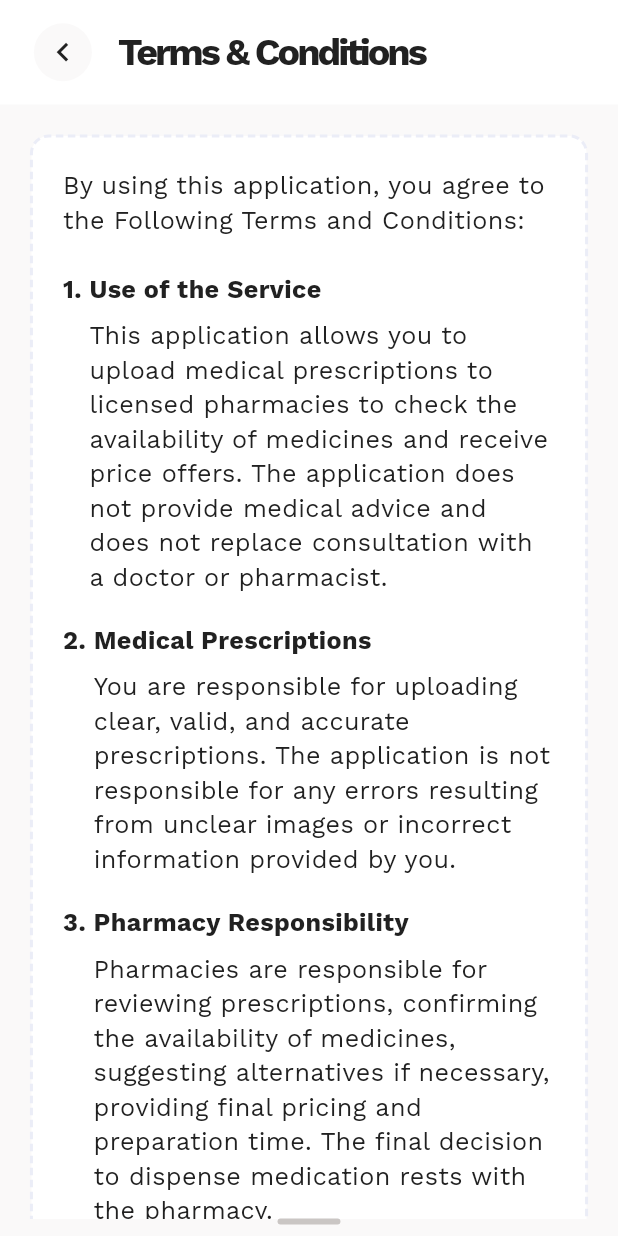
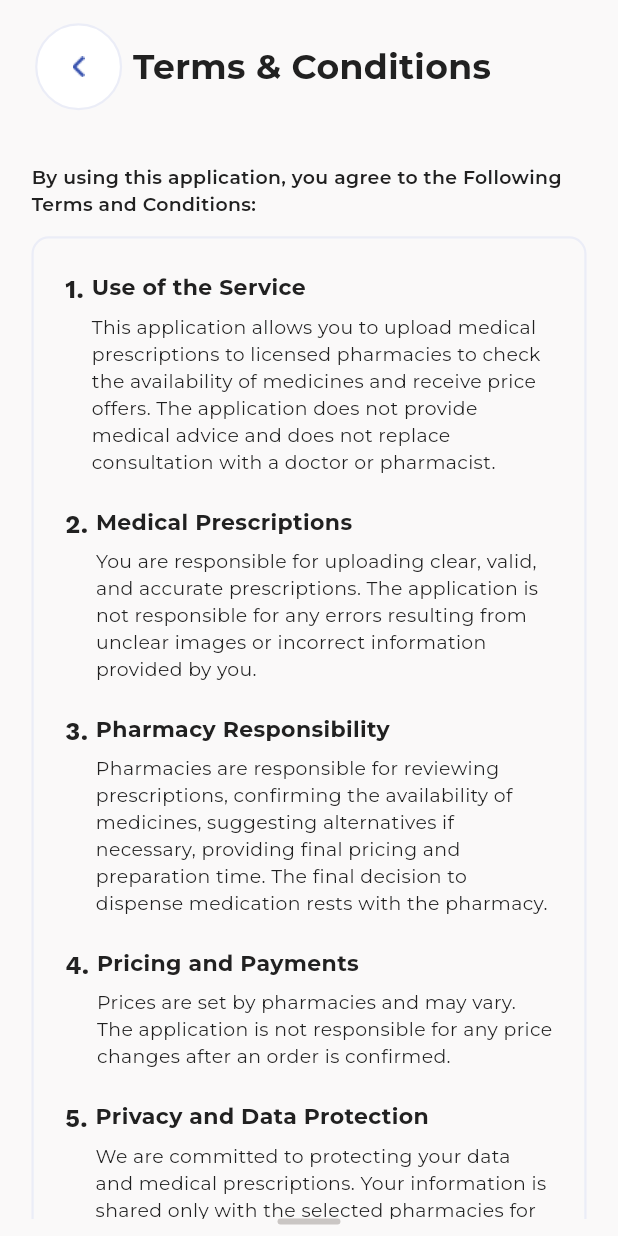
Before and after one commit to bahaaalhout/multi_vendor_medicene_pharmacy_deleivery_app, a Flutter app: the TermsAndConditionsScreen screen opened directly, on a phone screen of 412 x 824 dp. Run offline on Flutter 3.47's test engine with Material 3 defaults, Android fonts, the phone set to English and light mode, and no system bars; our stand-ins replace flutter_screenutil, flutter_svg, google_fonts, image_picker.

Commit message:
terms screen

```diff
--- a/lib/main.dart
+++ b/lib/main.dart
@@ -3,6 +3,7 @@ import 'package:flutter_screenutil/flutter_screenutil.dart';
 import 'package:multi_vendor_medicene_pharmacy_deleivery_app/core/theme/app_theme.dart';
 import 'package:multi_vendor_medicene_pharmacy_deleivery_app/ui/profile/screens/profile_screen.dart';
 import 'package:multi_vendor_medicene_pharmacy_deleivery_app/ui/prescription/screens/upload_prescription_screen.dart';
+import 'package:multi_vendor_medicene_pharmacy_deleivery_app/ui/terms/screens/terms_and_conditions_screen.dart';
 
 void main() {
   runApp(const MyApp());
@@ -31,7 +32,7 @@ class MyApp extends StatelessWidget {
             labelMedium: AppTextStyles.linkText,
           ),
         ),
-        home: const UploadPrescriptionScreen(),
+        home: const TermsAndConditionsScreen(),
       ),
     );
   }
--- a/lib/ui/terms/screens/terms_and_conditions_screen.dart
+++ b/lib/ui/terms/screens/terms_and_conditions_screen.dart
@@ -1,5 +1,6 @@
 import 'package:flutter/material.dart';
 import 'package:flutter_screenutil/flutter_screenutil.dart';
+import 'package:google_fonts/google_fonts.dart';
 import 'package:multi_vendor_medicene_pharmacy_deleivery_app/core/constants/app_colors.dart';
 import 'package:multi_vendor_medicene_pharmacy_deleivery_app/core/theme/app_theme.dart';
 
@@ -7,7 +8,8 @@ class TermsAndConditionsScreen extends StatefulWidget {
   const TermsAndConditionsScreen({super.key});
 
   @override
-  State<TermsAndConditionsScreen> createState() => _TermsAndConditionsScreenState();
+  State<TermsAndConditionsScreen> createState() =>
+      _TermsAndConditionsScreenState();
 }
 
 class _TermsAndConditionsScreenState extends State<TermsAndConditionsScreen> {
@@ -21,40 +23,45 @@ class _TermsAndConditionsScreenState extends State<TermsAndConditionsScreen> {
         child: Column(
           children: [
             // Header
-            Container(
-              color: Colors.white,
+            Padding(
               padding: EdgeInsets.symmetric(horizontal: 20.w, vertical: 16.h),
               child: Row(
                 children: [
                   // Back button
                   Container(
-                    width: 40.w,
-                    height: 40.h,
+                    width: 60.w,
+                    height: 60.h,
                     decoration: BoxDecoration(
                       shape: BoxShape.circle,
-                      color: AppColors.neutralLight,
+                      border: Border.all(
+                        color: AppColors.lightBlue,
+                        width: 1.5,
+                      ),
+                      color: Colors.white,
                     ),
                     child: IconButton(
                       padding: EdgeInsets.zero,
-                      icon: Icon(
-                        Icons.chevron_left,
-                        size: 24.sp,
-                        color: AppColors.textDark,
+                      icon: Image.asset(
+                        "assets/icons/back.png",
+                        width: 20.w,
+                        height: 20.h,
                       ),
                       onPressed: () => Navigator.of(context).pop(),
                     ),
                   ),
-                  SizedBox(width: 16.w),
                   // Title
                   Expanded(
                     child: Text(
                       'Terms & Conditions',
-                      style: AppTextStyles.header3.copyWith(
+                      style: GoogleFonts.montserrat(
                         color: AppColors.textDark,
-                        fontWeight: FontWeight.bold,
+                        fontWeight: FontWeight.w700,
+                        fontSize: 22.sp,
+                      ),
+                      textAlign: TextAlign.center,
                     ),
                   ),
-                  ),
+                  SizedBox(width: 56.w), // Balance the back button width
                 ],
               ),
             ),
@@ -65,21 +72,31 @@ class _TermsAndConditionsScreenState extends State<TermsAndConditionsScreen> {
                 child: Column(
                   crossAxisAlignment: CrossAxisAlignment.start,
                   children: [
+                    Text(
+                      'By using this application, you agree to the Following Terms and Conditions:',
+                      style: GoogleFonts.montserrat(
+                        color: AppColors.textDark,
+                        fontWeight: FontWeight.w600,
+                        fontSize: 12.sp,
+                      ),
+                    ),
+                    SizedBox(height: 12.h),
                     // Main Content Area with dotted border
-                    _DottedBorderContainer(
+                    Container(
+                      decoration: BoxDecoration(
+                        border: Border.all(
+                          color: AppColors.lightBlue,
+                          width: 1.5,
+                        ),
+                        borderRadius: BorderRadius.circular(12.r),
+                      ),
                       child: Padding(
                         padding: EdgeInsets.all(20.w),
                         child: Column(
                           crossAxisAlignment: CrossAxisAlignment.start,
                           children: [
                             // Introductory Text
-                            Text(
-                              'By using this application, you agree to the Following Terms and Conditions:',
-                              style: AppTextStyles.body.copyWith(
-                                color: AppColors.textDark,
-                              ),
-                            ),
-                            SizedBox(height: 24.h),
+                            SizedBox(height: 1.h),
                             // Terms List
                             _buildTermItem(
                               number: 1,
@@ -140,29 +157,44 @@ class _TermsAndConditionsScreenState extends State<TermsAndConditionsScreen> {
                         ),
                       ),
                     ),
-                    SizedBox(height: 20.h),
-                    // Agreement Section with dotted border
-                    _DottedBorderContainer(
-                      child: Padding(
-                        padding: EdgeInsets.all(20.w),
+                    SizedBox(height: 5.h),
+                    // Agreement Section
+                    Container(
+                      padding: EdgeInsets.all(16.w),
+
                       child: Column(
                         crossAxisAlignment: CrossAxisAlignment.start,
                         children: [
-                            Text(
-                              'By clicking on "I agree to.. "then you follow all the above instructions and information',
-                              style: AppTextStyles.body.copyWith(
+                          // Instruction text with bullet point
+                          Row(
+                            crossAxisAlignment: CrossAxisAlignment.start,
+                            children: [
+                              Padding(
+                                padding: EdgeInsets.only(top: 6.h, right: 8.w),
+                                child: Container(
+                                  width: 4.w,
+                                  height: 4.h,
+                                  decoration: BoxDecoration(
                                     color: AppColors.textDark,
+                                    shape: BoxShape.circle,
                                   ),
                                 ),
+                              ),
+                              Expanded(
+                                child: Text(
+                                  'By clicking on "I agree to.. " then you follow all the above instructions and information',
+                                  style: GoogleFonts.montserrat(
+                                    color: AppColors.textDark,
+                                    fontWeight: FontWeight.w500,
+                                    fontSize: 13.sp,
+                                  ),
+                                ),
+                              ),
+                            ],
+                          ),
                           SizedBox(height: 16.h),
-                            // Agreement checkbox/button
-                            GestureDetector(
-                              onTap: () {
-                                setState(() {
-                                  isAgreed = !isAgreed;
-                                });
-                              },
-                              child: Row(
+                          // Agreement checkbox with text
+                          Row(
                             children: [
                               Checkbox(
                                 value: isAgreed,
@@ -172,21 +204,35 @@ class _TermsAndConditionsScreenState extends State<TermsAndConditionsScreen> {
                                   });
                                 },
                                 activeColor: AppColors.primaryBlue,
+                                side: BorderSide(
+                                  color: AppColors.lightBlue,
+                                  width: 1.5,
+                                ),
                               ),
                               Expanded(
-                                    child: Text(
-                                      'I agree to the Terms and Conditions',
-                                      style: AppTextStyles.body.copyWith(
+                                child: RichText(
+                                  text: TextSpan(
+                                    style: GoogleFonts.montserrat(
+                                      color: AppColors.textDark,
+                                      fontWeight: FontWeight.w400,
+                                      fontSize: 14.sp,
+                                    ),
+                                    children: [
+                                      TextSpan(
+                                        text: 'I agree to the Terms and Conditions',
+                                        style: GoogleFonts.montserrat(
                                           color: AppColors.primaryBlue,
-                                        decoration: TextDecoration.underline,
+                                          fontWeight: FontWeight.w500,
+                                          fontSize: 12.sp,
+                                        ),
+                                      ),
+                                    ],
                                   ),
                                 ),
                               ),
                             ],
                           ),
-                            ),
                         ],
-                        ),
                       ),
                     ),
                     SizedBox(height: 20.h),
@@ -233,16 +279,19 @@ class _TermsAndConditionsScreenState extends State<TermsAndConditionsScreen> {
             children: [
               Text(
                 title,
-                style: AppTextStyles.body.copyWith(
+                style: GoogleFonts.montserrat(
                   color: AppColors.textDark,
-                  fontWeight: FontWeight.bold,
+                  fontWeight: FontWeight.w700,
+                  fontSize: 14.sp,
                 ),
               ),
               SizedBox(height: 8.h),
               Text(
                 description,
-                style: AppTextStyles.body.copyWith(
+                style: GoogleFonts.montserrat(
                   color: AppColors.textDark,
+                  fontWeight: FontWeight.w400,
+                  fontSize: 12.sp,
                 ),
               ),
             ],
@@ -252,82 +301,3 @@ class _TermsAndConditionsScreenState extends State<TermsAndConditionsScreen> {
     );
   }
 }
-
-// Dotted Border Container Widget
-class _DottedBorderContainer extends StatelessWidget {
-  final Widget child;
-
-  const _DottedBorderContainer({required this.child});
-
-  @override
-  Widget build(BuildContext context) {
-    return Container(
-      decoration: BoxDecoration(
-        borderRadius: BorderRadius.circular(12.r),
-        color: Colors.white,
-      ),
-      child: CustomPaint(
-        painter: _DottedBorderPainter(
-          color: AppColors.lightBlue,
-          strokeWidth: 2,
-          radius: 12.r,
-        ),
-        child: child,
-      ),
-    );
-  }
-}
-
-// Dotted Border Painter
-class _DottedBorderPainter extends CustomPainter {
-  final Color color;
-  final double strokeWidth;
-  final double radius;
-  final double dashWidth = 5.0;
-  final double dashSpace = 3.0;
-
-  _DottedBorderPainter({
-    required this.color,
-    required this.strokeWidth,
-    required this.radius,
-  });
-
-  @override
-  void paint(Canvas canvas, Size size) {
-    final paint = Paint()
-      ..color = color
-      ..strokeWidth = strokeWidth
-      ..style = PaintingStyle.stroke;
-
-    final path = Path()
-      ..addRRect(
-        RRect.fromRectAndRadius(
-          Rect.fromLTWH(0, 0, size.width, size.height),
-          Radius.circular(radius),
-        ),
-      );
-
-    final dashPath = _dashPath(path, dashWidth, dashSpace);
-    canvas.drawPath(dashPath, paint);
-  }
-
-  Path _dashPath(Path path, double dashWidth, double dashSpace) {
-    final dashPath = Path();
-    final pathMetrics = path.computeMetrics();
-
-    for (final pathMetric in pathMetrics) {
-      double distance = 0.0;
-      while (distance < pathMetric.length) {
-        dashPath.addPath(
-          pathMetric.extractPath(distance, distance + dashWidth),
-          Offset.zero,
-        );
-        distance += dashWidth + dashSpace;
-      }
-    }
-    return dashPath;
-  }
-
-  @override
-  bool shouldRepaint(covariant CustomPainter oldDelegate) => false;
-}
```
Lines whose indentation alone changed are shown as unchanged.
